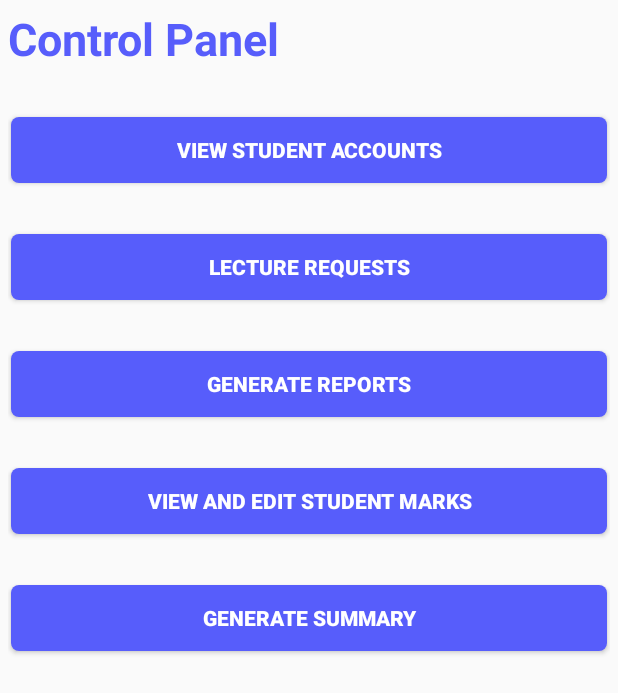
After one commit to SimbaDevs/Mtahini, an Android app: the adminLandingPage screen opened directly, with no data from a screen before it, on a phone screen of 412 x 824 dp. The commit adds this screen. Shown: the top 693 px of the screen. Run offline under Robolectric (Android 15) with nearby library versions, the phone set to English and light mode, and no system bars.

```diff
--- a/app/src/main/AndroidManifest.xml
+++ b/app/src/main/AndroidManifest.xml
@@ -12,6 +12,9 @@
         android:supportsRtl="true"
         android:theme="@style/Theme.Mtahini"
         tools:targetApi="31">
+        <activity
+            android:name=".adminLandingPage"
+            android:exported="false" />
         <activity
             android:name=".home"
             android:exported="false" />
--- a/app/src/main/java/com/symon/mtahini/Navigation.java
+++ b/app/src/main/java/com/symon/mtahini/Navigation.java
@@ -18,11 +18,19 @@ public class Navigation {
     /**
      * reload - changes the activity to the home activity
      */
-
     public void moveToHomeActivity() {
         Intent homeActivity = new Intent(currentClass, home.class);
         homeActivity.setFlags(Intent.FLAG_ACTIVITY_CLEAR_TASK | Intent.FLAG_ACTIVITY_NEW_TASK);
         currentActivity.startActivity(homeActivity);
     }
 
+    /**
+     * moveTo - change to any activity
+     * @param destination - the activity to move to
+     */
+    public void moveTo(Class destination){
+        Intent newIntent = new Intent(currentActivity, destination);
+        currentActivity.startActivity(newIntent);
+    }
+
 }
--- /dev/null
+++ b/app/src/main/java/com/symon/mtahini/adminLandingPage.java
@@ -0,0 +1,14 @@
+package com.symon.mtahini;
+
+import androidx.appcompat.app.AppCompatActivity;
+
+import android.os.Bundle;
+
+public class adminLandingPage extends AppCompatActivity {
+
+    @Override
+    protected void onCreate(Bundle savedInstanceState) {
+        super.onCreate(savedInstanceState);
+        setContentView(R.layout.activity_admin_landing_page);
+    }
+}
--- a/app/src/main/java/com/symon/mtahini/home.java
+++ b/app/src/main/java/com/symon/mtahini/home.java
@@ -12,6 +12,7 @@ public class home extends AppCompatActivity {
     Button logOutButton;
     FirebaseAuth auth;
 
+//    Navigation navigation;
     @Override
     protected void onCreate(Bundle savedInstanceState) {
         super.onCreate(savedInstanceState);
@@ -21,6 +22,7 @@ public class home extends AppCompatActivity {
         logOutButton.setOnClickListener(
                 v -> {
                     auth.signOut();
+//                    navigation.moveTo(MainActivity.class);
                     Intent mainActivity = new Intent(this, MainActivity.class);
                     startActivity(mainActivity);
                 }
--- /dev/null
+++ b/app/src/main/res/layout/activity_admin_landing_page.xml
@@ -0,0 +1,65 @@
+<?xml version="1.0" encoding="utf-8"?>
+<LinearLayout xmlns:android="http://schemas.android.com/apk/res/android"
+    xmlns:app="http://schemas.android.com/apk/res-auto"
+    xmlns:tools="http://schemas.android.com/tools"
+    android:layout_width="match_parent"
+    android:layout_height="match_parent"
+    android:layout_gravity="center"
+    android:orientation="vertical"
+    android:layout_margin="5dp"
+    tools:context=".adminLandingPage">
+
+    <TextView
+        android:layout_width="match_parent"
+        android:layout_height="wrap_content"
+        android:text="Control Panel"
+        android:textSize="30sp"
+        android:textColor="@color/light_blue"
+        android:textStyle="bold"
+        />
+    <Button
+        android:id="@+id/student_accounts_button"
+        android:layout_width="match_parent"
+        android:layout_height="wrap_content"
+        android:layout_marginTop="30dp"
+        android:background="@drawable/blue_background_button"
+        android:text="@string/student_accounts"
+        android:textColor="@color/white"
+        android:textStyle="bold"/>
+    <Button
+        android:id="@+id/lecturer_requests_button"
+        android:layout_width="match_parent"
+        android:layout_height="wrap_content"
+        android:layout_marginTop="30dp"
+        android:background="@drawable/blue_background_button"
+        android:text="Lecture requests"
+        android:textColor="@color/white"
+        android:textStyle="bold"/>
+    <Button
+        android:id="@+id/generate_student_report"
+        android:layout_width="match_parent"
+        android:layout_height="wrap_content"
+        android:layout_marginTop="30dp"
+        android:background="@drawable/blue_background_button"
+        android:text="@string/generate_report"
+        android:textColor="@color/white"
+        android:textStyle="bold"/>
+    <Button
+        android:id="@+id/student_marks_button"
+        android:layout_width="match_parent"
+        android:layout_height="wrap_content"
+        android:layout_marginTop="30dp"
+        android:background="@drawable/blue_background_button"
+        android:text="@string/student_marks"
+        android:textColor="@color/white"
+        android:textStyle="bold"/>
+    <Button
+        android:id="@+id/print_summary_button"
+        android:layout_width="match_parent"
+        android:layout_height="wrap_content"
+        android:layout_marginTop="30dp"
+        android:background="@drawable/blue_background_button"
+        android:text="@string/summary"
+        android:textColor="@color/white"
+        android:textStyle="bold"/>
+</LinearLayout>
--- a/app/src/main/res/layout/activity_lecturer_login.xml
+++ b/app/src/main/res/layout/activity_lecturer_login.xml
@@ -63,6 +63,7 @@
         android:hint="@string/enter_password"
         android:layout_marginTop="2dp"
         android:paddingStart="5dp"
+        android:inputType="textPassword"
         android:autofillHints="password"
         tools:ignore="RtlSymmetry"/>
     <TextView
--- a/app/src/main/res/layout/activity_login.xml
+++ b/app/src/main/res/layout/activity_login.xml
@@ -63,6 +63,7 @@
         android:hint="@string/enter_password"
         android:layout_marginTop="2dp"
         android:paddingStart="5dp"
+        android:inputType="textPassword"
         android:autofillHints="password"
         tools:ignore="RtlSymmetry"/>
     <TextView
--- a/app/src/main/res/layout/activity_student_registration.xml
+++ b/app/src/main/res/layout/activity_student_registration.xml
@@ -80,6 +80,7 @@
         android:background="@drawable/input_border"
         android:hint="@string/enter_password"
         android:layout_marginTop="2dp"
+        android:inputType="textPassword"
         android:paddingStart="5dp"
         android:autofillHints="password"
         tools:ignore="RtlSymmetry"/>
@@ -98,6 +99,7 @@
         android:hint="@string/re_enter_password"
         android:layout_marginTop="2dp"
         android:paddingStart="5dp"
+        android:inputType="textPassword"
         android:autofillHints="password"
         tools:ignore="RtlSymmetry"/>
 
--- a/app/src/main/res/values-night/themes.xml
+++ b/app/src/main/res/values-night/themes.xml
@@ -1,6 +1,6 @@
 <resources xmlns:tools="http://schemas.android.com/tools">
     <!-- Base application theme. -->
-    <style name="Base.Theme.Mtahini" parent="Theme.Material3.DayNight.NoActionBar">
+    <style name="Base.Theme.Mtahini" parent="Theme.AppCompat.Light.NoActionBar">
         <!-- Customize your dark theme here. -->
         <!-- <item name="colorPrimary">@color/my_dark_primary</item> -->
     </style>
--- a/app/src/main/res/values/strings.xml
+++ b/app/src/main/res/values/strings.xml
@@ -30,4 +30,8 @@
     <string name="lectureLognoLine">Lecture Login</string>
     <string name="re_enter_password">Repeat Password</string>
     <string name="home_msg">Hello, you\'re seeing this message because you have successfully logged in to the app.</string>
+    <string name="generate_report">Generate Reports</string>
+    <string name="student_marks">View and edit student marks</string>
+    <string name="summary">Generate Summary</string>
+    <string name="student_accounts">View student accounts</string>
 </resources>
```
